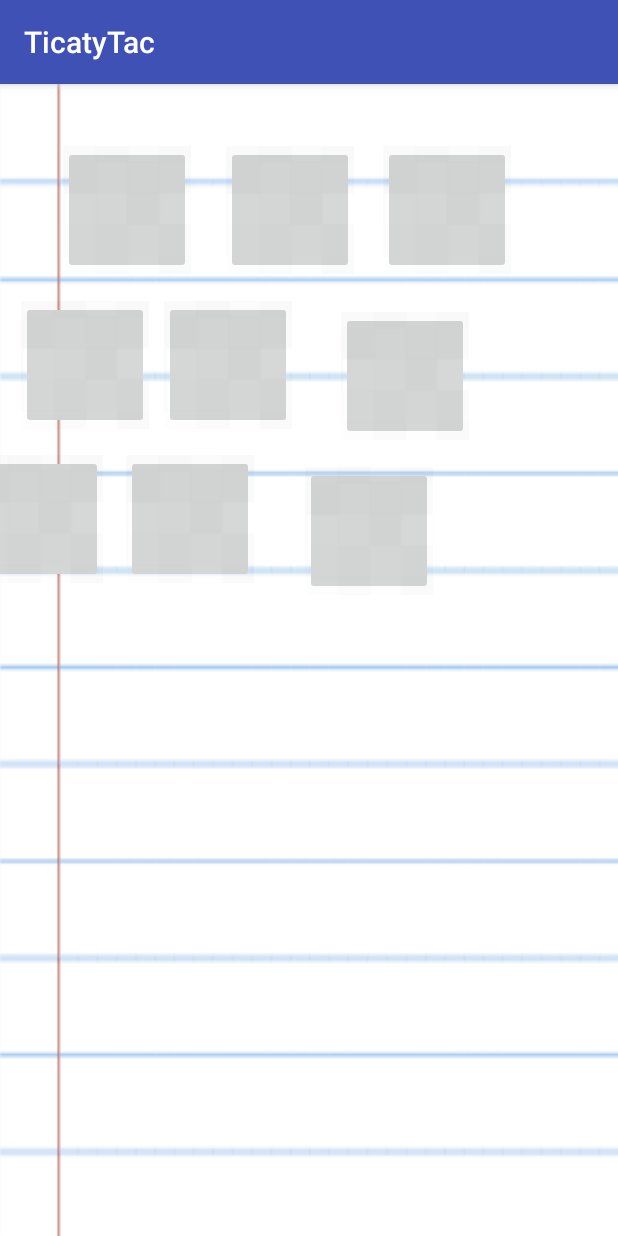
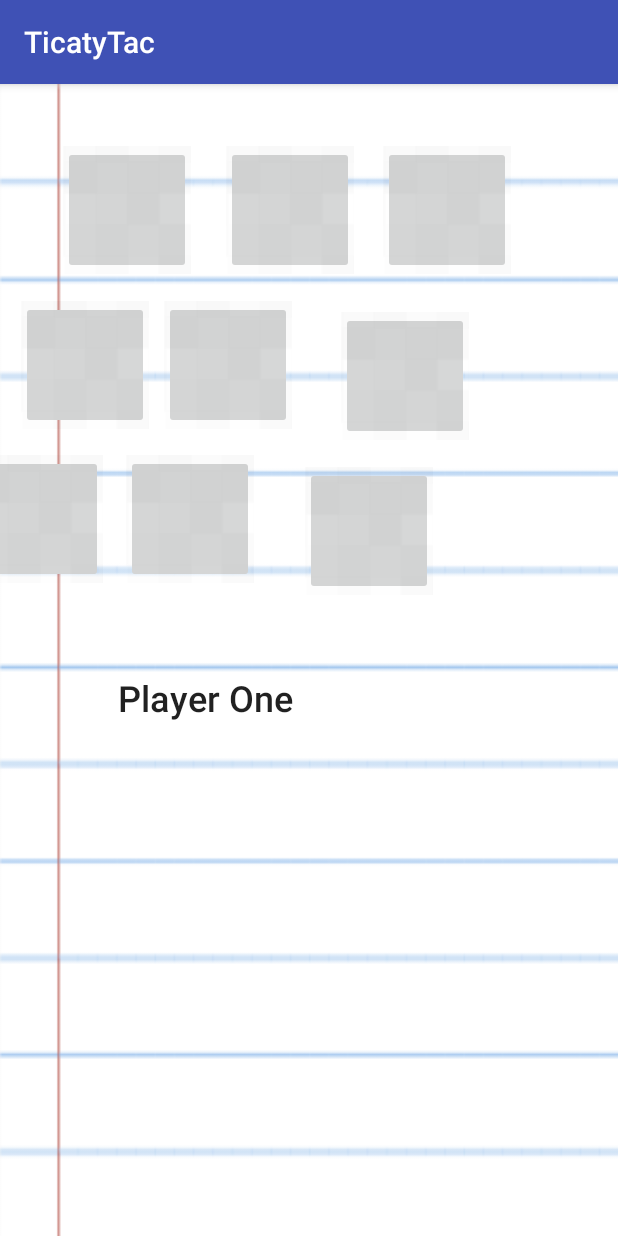
Before and after one commit to deeginge/Ticaty, an Android app: the MainActivity screen opened directly, with no data from a screen before it, on a phone screen of 412 x 824 dp. Run offline under Robolectric (Android 15) with nearby library versions, the phone set to English and light mode, and no system bars.

Commit message:
Provide default player names if none provided

```diff
--- a/app/src/main/java/devinstech/space/ticatytac/MainActivity.java
+++ b/app/src/main/java/devinstech/space/ticatytac/MainActivity.java
@@ -30,8 +30,10 @@ public class MainActivity extends AppCompatActivity {
         bottomRow = botRow;
 
         curPlayerName = (TextView) findViewById(R.id.curPlayerName);
-        player1 = this.getSharedPreferences("devinstech.space.ticatytac", Context.MODE_PRIVATE).getString("player1", "test");
-        player2 = this.getSharedPreferences("devinstech.space.ticatytac", Context.MODE_PRIVATE).getString("player2", "test");
+        String p1name = this.getSharedPreferences("devinstech.space.ticatytac", Context.MODE_PRIVATE).getString("player1", "test");
+        String p2name = this.getSharedPreferences("devinstech.space.ticatytac", Context.MODE_PRIVATE).getString("player2", "test");
+        player1 = (p1name != null && !p1name.equals(""))?p1name:"Player One";
+        player2 = (p2name != null && !p1name.equals(""))?p2name:"Player Two";
 
         curPlayerName.setText(player1);
         for (ImageButton box:
@@ -56,6 +58,7 @@ public class MainActivity extends AppCompatActivity {
             ImageButton box = (ImageButton) view;
             box.setTag(curPlayerName.getText().toString());
             box.setScaleType(ImageView.ScaleType.FIT_CENTER);
+
             if(turnCount > 4){
 
                 if(this.checkWin()){
```
Also changed, not shown: app/src/main/java/devinstech/space/ticatytac/Welcome.java (+15 -0 lines), app/src/main/res/layout/activity_welcome.xml (+5 -4 lines).
